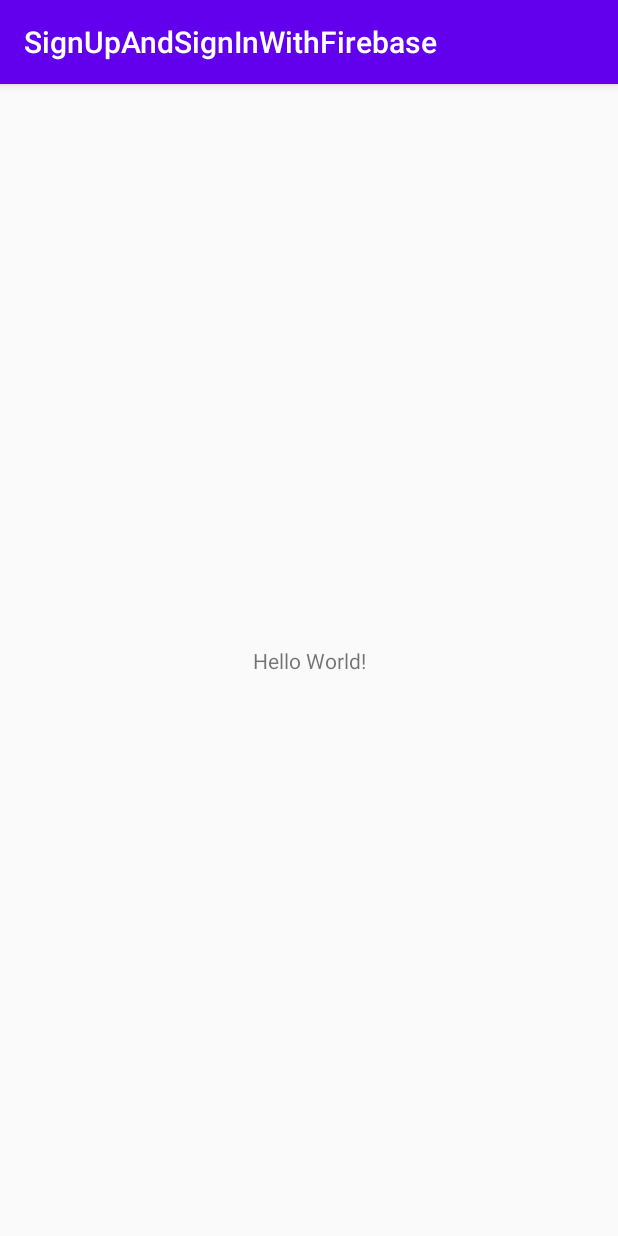
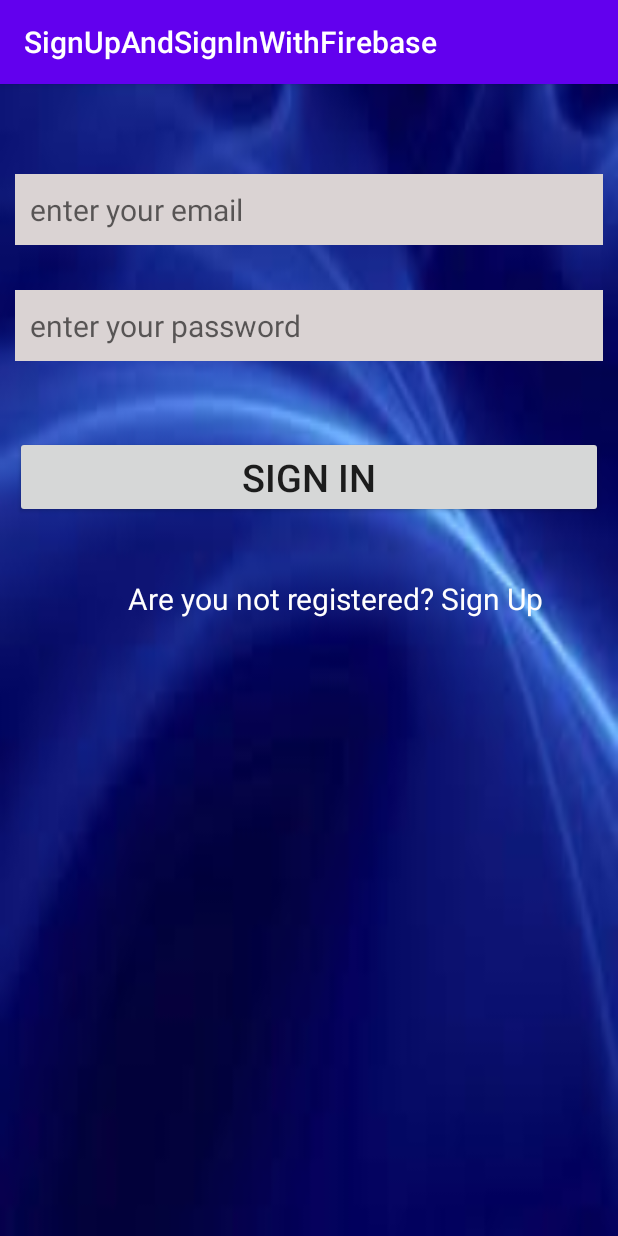
Before and after one commit to Abdullah272056/SignUpAndSignInWithFirebase, an Android app: the screen it shows after launch (MainActivity), on a phone screen of 412 x 824 dp. Run offline under Robolectric (Android 15) with nearby library versions, the phone set to English and light mode, and no system bars.

Commit message:
signIn Page Deign

```diff
--- a/app/src/main/res/layout/activity_main.xml
+++ b/app/src/main/res/layout/activity_main.xml
@@ -1,18 +1,51 @@
 <?xml version="1.0" encoding="utf-8"?>
-<androidx.constraintlayout.widget.ConstraintLayout xmlns:android="http://schemas.android.com/apk/res/android"
+<LinearLayout
+    xmlns:android="http://schemas.android.com/apk/res/android"
     xmlns:app="http://schemas.android.com/apk/res-auto"
     xmlns:tools="http://schemas.android.com/tools"
     android:layout_width="match_parent"
     android:layout_height="match_parent"
+    android:orientation="vertical"
+    android:background="@drawable/download1"
+    android:padding="10dp"
     tools:context=".MainActivity">
 
+    <EditText
+        android:layout_marginTop="50dp"
+        android:background="#DAD3D3"
+        android:id="@+id/signInEmailEditTextId"
+        android:hint="enter your email"
+        android:textSize="20sp"
+        android:padding="10dp"
+        android:layout_width="match_parent"
+        android:layout_height="wrap_content"/>
+    <EditText
+        android:layout_marginTop="30dp"
+        android:background="#DAD3D3"
+        android:inputType="textPassword"
+        android:id="@+id/signInPasswordEditTextId"
+        android:hint="enter your password"
+        android:textSize="20sp"
+        android:padding="10dp"
+        android:layout_width="match_parent"
+        android:layout_height="wrap_content"/>
+    <Button
+        android:id="@+id/signInButtonId"
+        android:text="Sign In"
+        android:textSize="25sp"
+        android:layout_marginTop="50dp"
+        android:padding="10dp"
+        android:layout_width="match_parent"
+        android:layout_height="wrap_content"/>
     <TextView
+        android:text="Are you not registered? Sign Up"
+        android:textColor="#FFFEFE"
+        android:layout_marginRight="30dp"
+        android:layout_gravity="right"
+        android:layout_marginTop="30dp"
+        android:id="@+id/signUpTextViewId"
+        android:textSize="20sp"
+        android:padding="10dp"
         android:layout_width="wrap_content"
-        android:layout_height="wrap_content"
-        android:text="Hello World!"
-        app:layout_constraintBottom_toBottomOf="parent"
-        app:layout_constraintLeft_toLeftOf="parent"
-        app:layout_constraintRight_toRightOf="parent"
-        app:layout_constraintTop_toTopOf="parent" />
-
-</androidx.constraintlayout.widget.ConstraintLayout>
+        android:layout_height="wrap_content"/>
+</LinearLayout>
```
Also changed, not shown: app/src/main/res/drawable-v24/download1.jpg (added).
